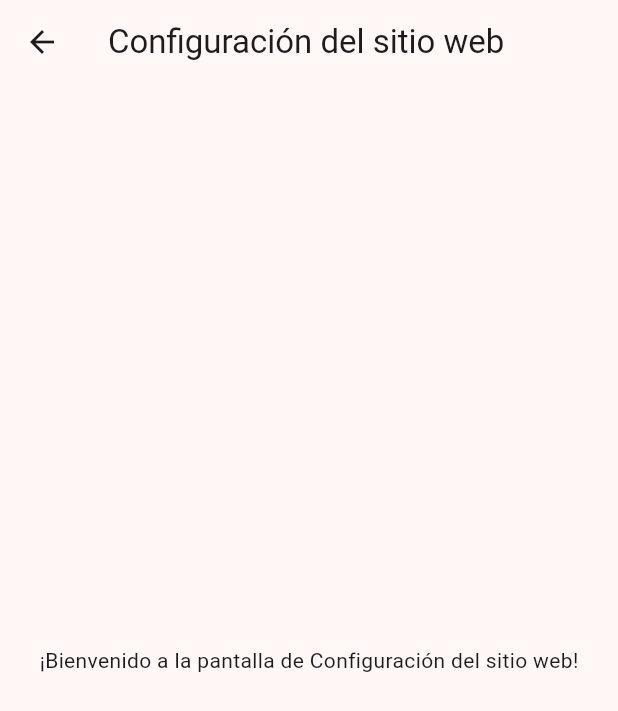
After one commit to antonellavillani/nuevopack-admin-app, a Flutter app: the ConfiguracionWebScreen screen opened directly, on a phone screen of 412 x 824 dp. The commit adds this screen. Shown: the top 711 px of the screen. Run offline on Flutter 3.47's test engine with Material 3 defaults, Android fonts, the phone set to English and light mode, and no system bars.

Commit message:
feat: Agregué pantallas base para gestión de servicios, usuarios, consultas, configuración del sitio web, dashboard y configuración de la cuenta del usuario

```diff
--- /dev/null
+++ b/lib/screens/configuracion_web.dart
@@ -0,0 +1,15 @@
+import 'package:flutter/material.dart';
+
+class ConfiguracionWebScreen extends StatelessWidget {
+  const ConfiguracionWebScreen({super.key});
+
+  @override
+  Widget build(BuildContext context) {
+    return Scaffold(
+      appBar: AppBar(title: const Text('Configuración del sitio web')),
+      body: const Center(
+        child: Text('¡Bienvenido a la pantalla de Configuración del sitio web!'),
+      ),
+    );
+  }
+}
```
Also changed, not shown: lib/screens/cuenta.dart (added, +15 -0 lines), lib/screens/dashboard.dart (added, +15 -0 lines), lib/screens/gestion_consultas.dart (added, +15 -0 lines), lib/screens/gestion_servicios.dart (added, +15 -0 lines), lib/screens/gestion_usuarios.dart (added, +15 -0 lines), lib/screens/inicio.dart (+6 -6 lines).
